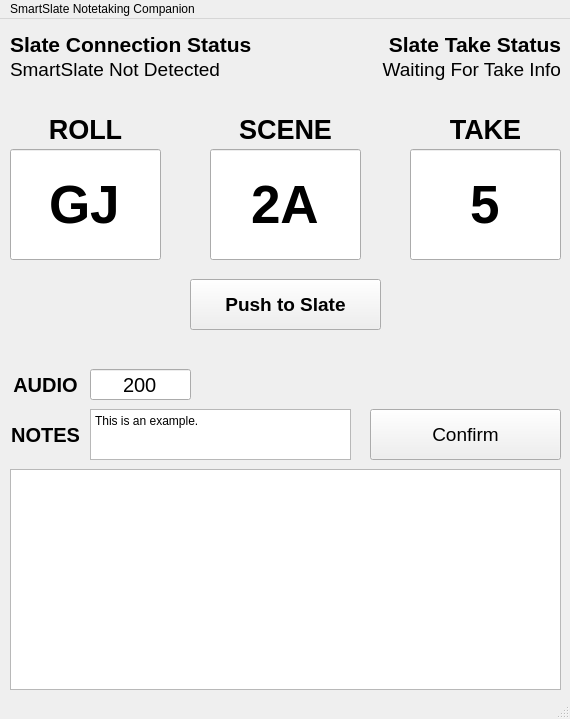
eollins/SmartSlateCompanion, file notetaker.ui: the form before one commit.
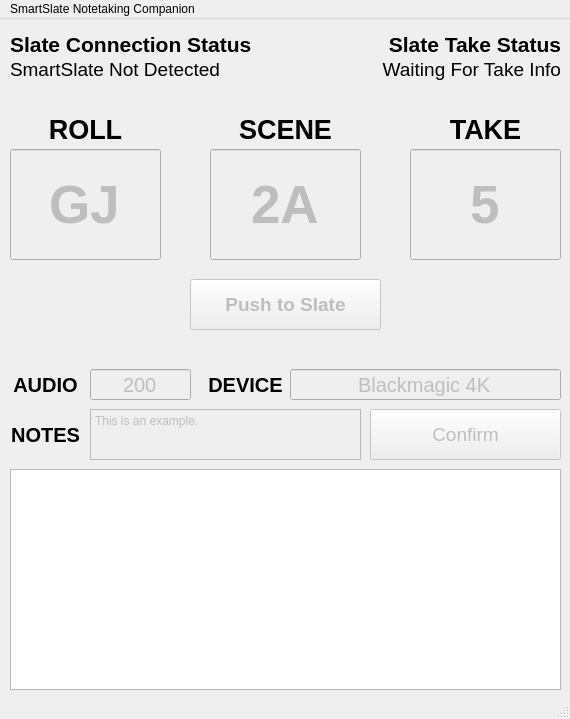
The form after the commit.

Commit message: Cleaned up UI names and added enable/disable

```diff
--- a/notetaker.ui
+++ b/notetaker.ui
@@ -94,7 +94,10 @@
      <set>Qt::AlignRight|Qt::AlignTrailing|Qt::AlignVCenter</set>
     </property>
    </widget>
-   <widget class="QLineEdit" name="lineEdit">
+   <widget class="QLineEdit" name="roll_input">
+    <property name="enabled">
+     <bool>false</bool>
+    </property>
     <property name="geometry">
      <rect>
       <x>10</x>
@@ -138,7 +141,10 @@
      <set>Qt::AlignCenter</set>
     </property>
    </widget>
-   <widget class="QLineEdit" name="lineEdit_2">
+   <widget class="QLineEdit" name="scene_input">
+    <property name="enabled">
+     <bool>false</bool>
+    </property>
     <property name="geometry">
      <rect>
       <x>210</x>
@@ -182,7 +188,10 @@
      <set>Qt::AlignCenter</set>
     </property>
    </widget>
-   <widget class="QLineEdit" name="lineEdit_3">
+   <widget class="QLineEdit" name="take_input">
+    <property name="enabled">
+     <bool>false</bool>
+    </property>
     <property name="geometry">
      <rect>
       <x>410</x>
@@ -226,7 +235,10 @@
      <set>Qt::AlignCenter</set>
     </property>
    </widget>
-   <widget class="QPushButton" name="pushButton">
+   <widget class="QPushButton" name="push_button">
+    <property name="enabled">
+     <bool>false</bool>
+    </property>
     <property name="geometry">
      <rect>
       <x>190</x>
@@ -255,7 +267,10 @@
      </rect>
     </property>
    </widget>
-   <widget class="QLineEdit" name="lineEdit_4">
+   <widget class="QLineEdit" name="audio_input">
+    <property name="enabled">
+     <bool>false</bool>
+    </property>
     <property name="geometry">
      <rect>
       <x>90</x>
@@ -321,12 +336,15 @@
      <set>Qt::AlignCenter</set>
     </property>
    </widget>
-   <widget class="QTextEdit" name="textEdit">
+   <widget class="QTextEdit" name="notes_input">
+    <property name="enabled">
+     <bool>false</bool>
+    </property>
     <property name="geometry">
      <rect>
       <x>90</x>
       <y>390</y>
-      <width>261</width>
+      <width>271</width>
       <height>51</height>
      </rect>
     </property>
@@ -341,7 +359,10 @@
 &lt;p style=&quot; margin-top:0px; margin-bottom:0px; margin-left:0px; margin-right:0px; -qt-block-indent:0; text-indent:0px;&quot;&gt;This is an example.&lt;/p&gt;&lt;/body&gt;&lt;/html&gt;</string>
     </property>
    </widget>
-   <widget class="QPushButton" name="pushButton_2">
+   <widget class="QPushButton" name="confirm_button">
+    <property name="enabled">
+     <bool>false</bool>
+    </property>
     <property name="geometry">
      <rect>
       <x>370</x>
@@ -360,6 +381,53 @@
      <string>Confirm</string>
     </property>
    </widget>
+   <widget class="QLabel" name="device_label">
+    <property name="geometry">
+     <rect>
+      <x>200</x>
+      <y>350</y>
+      <width>91</width>
+      <height>31</height>
+     </rect>
+    </property>
+    <property name="font">
+     <font>
+      <pointsize>15</pointsize>
+      <bold>true</bold>
+     </font>
+    </property>
+    <property name="text">
+     <string>DEVICE</string>
+    </property>
+    <property name="alignment">
+     <set>Qt::AlignCenter</set>
+    </property>
+   </widget>
+   <widget class="QLineEdit" name="device_input">
+    <property name="enabled">
+     <bool>false</bool>
+    </property>
+    <property name="geometry">
+     <rect>
+      <x>290</x>
+      <y>350</y>
+      <width>271</width>
+      <height>31</height>
+     </rect>
+    </property>
+    <property name="font">
+     <font>
+      <pointsize>15</pointsize>
+      <bold>false</bold>
+     </font>
+    </property>
+    <property name="text">
+     <string>Blackmagic 4K</string>
+    </property>
+    <property name="alignment">
+     <set>Qt::AlignCenter</set>
+    </property>
+   </widget>
   </widget>
   <widget class="QMenuBar" name="menubar">
    <property name="geometry">
```
Left out of the diff: 20 changed lines with no effect on the pictures. The commit also changes 4 other files.
